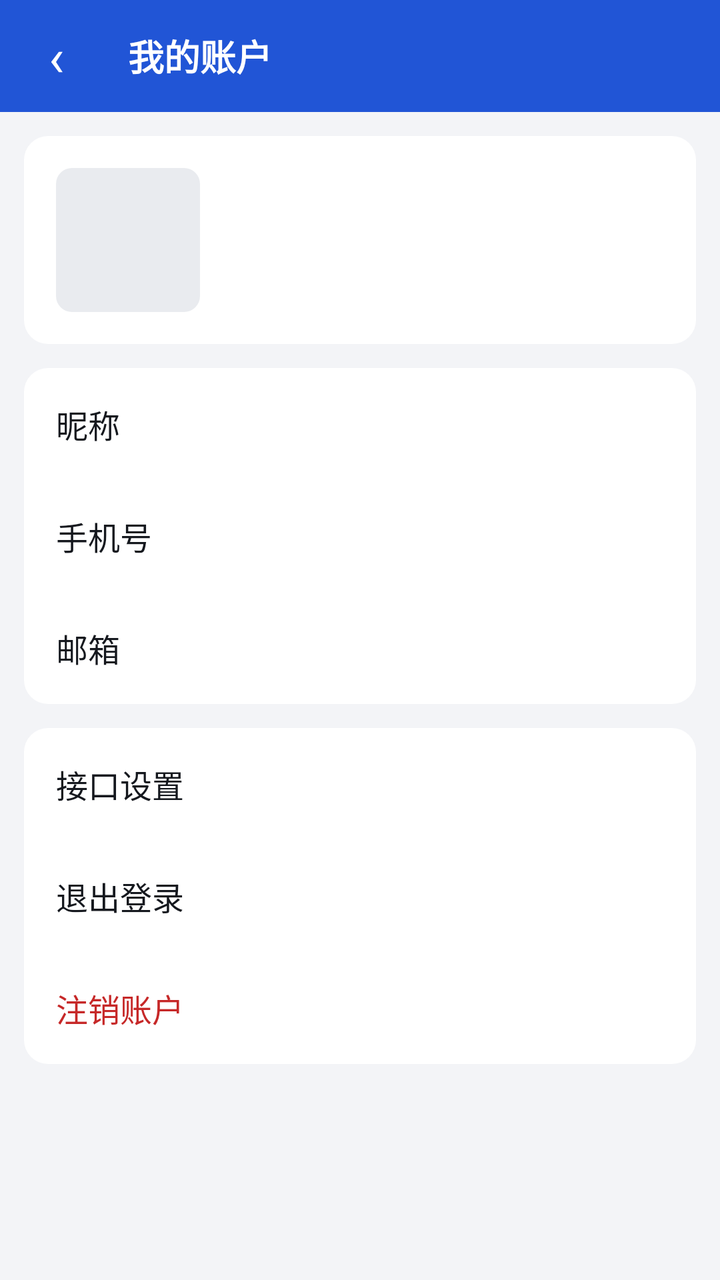
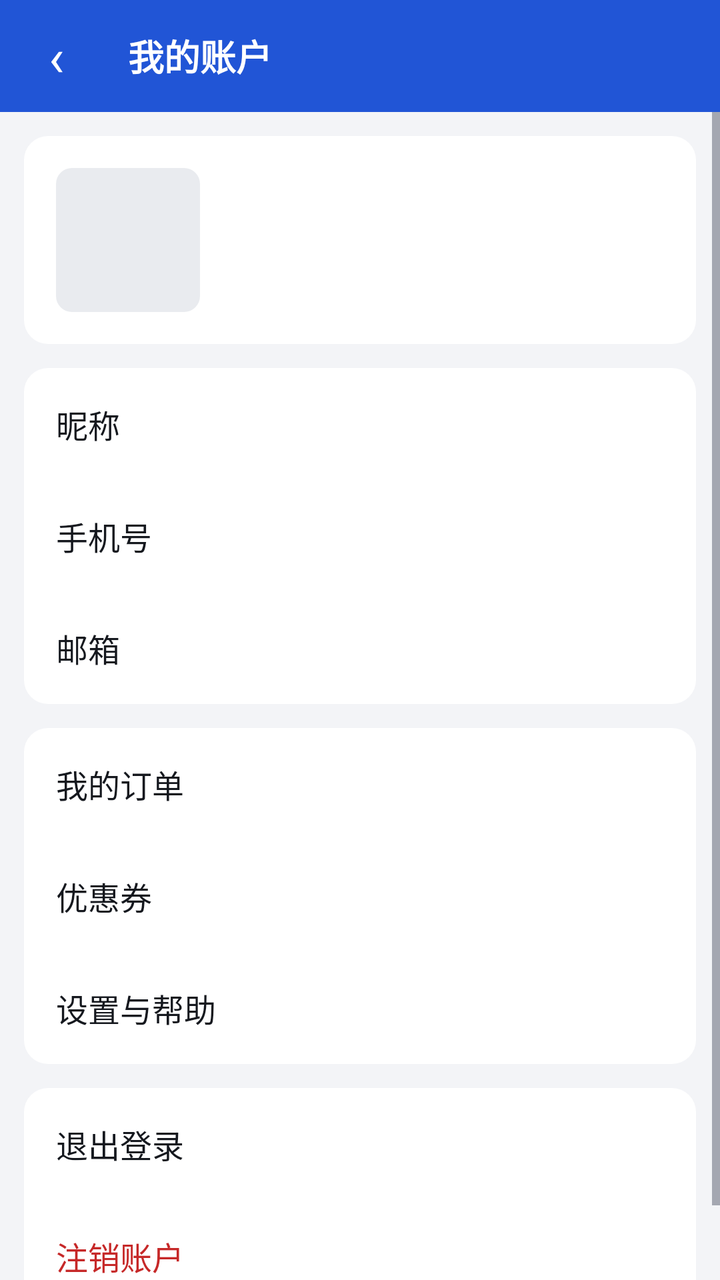

Compare the two renders of this Android layout. The source of the first and the diff that turns it into the second are given below.
<!-- AndroidManifest.xml: application theme Theme.BlinkShop -->
<!-- res/layout/activity_account.xml -->
<?xml version="1.0" encoding="utf-8"?>
<LinearLayout xmlns:android="http://schemas.android.com/apk/res/android"
    android:layout_width="match_parent"
    android:layout_height="match_parent"
    android:orientation="vertical">

    <LinearLayout style="@style/TopBar">

        <TextView
            android:id="@+id/back_button"
            style="@style/TopBarButton"
            android:contentDescription="@string/back"
            android:text="‹"
            android:textSize="26sp" />

        <TextView
            style="@style/TopBarTitle"
            android:accessibilityHeading="true"
            android:text="我的账户" />
    </LinearLayout>

    <ScrollView
        android:layout_width="match_parent"
        android:layout_height="0dp"
        android:layout_weight="1">

        <LinearLayout
            android:layout_width="match_parent"
            android:layout_height="wrap_content"
            android:orientation="vertical"
            android:paddingStart="12dp"
            android:paddingEnd="12dp"
            android:paddingBottom="24dp">

            <LinearLayout
                style="@style/Card"
                android:gravity="center_vertical"
                android:orientation="horizontal">

                <FrameLayout
                    android:id="@+id/avatar_button"
                    android:layout_width="72dp"
                    android:layout_height="72dp"
                    android:background="@drawable/bg_image"
                    android:contentDescription="更换头像"
                    android:focusable="true"
                    android:foreground="?android:attr/selectableItemBackground">

                    <TextView
                        android:id="@+id/avatar_initial"
                        android:layout_width="match_parent"
                        android:layout_height="match_parent"
                        android:gravity="center"
                        android:importantForAccessibility="no"
                        android:textColor="@color/brand"
                        android:textSize="28sp"
                        android:textStyle="bold" />

                    <ImageView
                        android:id="@+id/avatar"
                        android:layout_width="match_parent"
                        android:layout_height="match_parent"
                        android:importantForAccessibility="no"
                        android:scaleType="centerCrop" />

                    <ProgressBar
                        android:id="@+id/avatar_progress"
                        android:layout_width="32dp"
                        android:layout_height="32dp"
                        android:layout_gravity="center"
                        android:visibility="gone" />
                </FrameLayout>

                <LinearLayout
                    android:layout_width="0dp"
                    android:layout_height="wrap_content"
                    android:layout_marginStart="16dp"
                    android:layout_weight="1"
                    android:orientation="vertical">

                    <TextView
                        android:id="@+id/account_name"
                        android:layout_width="match_parent"
                        android:layout_height="wrap_content"
                        android:ellipsize="end"
                        android:maxLines="2"
                        android:textColor="@color/text_primary"
                        android:textSize="20sp"
                        android:textStyle="bold" />

                    <TextView
                        android:id="@+id/account_username"
                        android:layout_width="match_parent"
                        android:layout_height="wrap_content"
                        android:layout_marginTop="4dp"
                        android:textColor="@color/text_secondary"
                        android:textSize="14sp" />
                </LinearLayout>
            </LinearLayout>

            <TextView
                android:id="@+id/account_status"
                android:layout_width="match_parent"
                android:layout_height="wrap_content"
                android:layout_marginTop="12dp"
                android:background="@drawable/bg_warning"
                android:padding="12dp"
                android:textColor="@color/warning_text"
                android:textSize="14sp"
                android:visibility="gone" />

            <LinearLayout
                style="@style/Card"
                android:padding="0dp">

                <LinearLayout
                    android:id="@+id/row_nickname"
                    style="@style/Row">

                    <TextView
                        android:layout_width="wrap_content"
                        android:layout_height="wrap_content"
                        android:text="昵称"
                        android:textColor="@color/text_primary"
                        android:textSize="16sp" />

                    <TextView
                        android:id="@+id/value_nickname"
                        android:layout_width="0dp"
                        android:layout_height="wrap_content"
                        android:layout_marginStart="16dp"
                        android:layout_weight="1"
                        android:ellipsize="end"
                        android:gravity="end"
                        android:maxLines="1"
                        android:textColor="@color/text_secondary"
                        android:textSize="15sp" />
                </LinearLayout>

                <LinearLayout
                    android:id="@+id/row_phone"
                    style="@style/Row">

                    <TextView
                        android:layout_width="wrap_content"
                        android:layout_height="wrap_content"
                        android:text="手机号"
                        android:textColor="@color/text_primary"
                        android:textSize="16sp" />

                    <TextView
                        android:id="@+id/value_phone"
                        android:layout_width="0dp"
                        android:layout_height="wrap_content"
                        android:layout_marginStart="16dp"
                        android:layout_weight="1"
                        android:gravity="end"
                        android:maxLines="1"
                        android:textColor="@color/text_secondary"
                        android:textSize="15sp" />
                </LinearLayout>

                <LinearLayout
                    android:id="@+id/row_email"
                    style="@style/Row">

                    <TextView
                        android:layout_width="wrap_content"
                        android:layout_height="wrap_content"
                        android:text="邮箱"
                        android:textColor="@color/text_primary"
                        android:textSize="16sp" />

                    <TextView
                        android:id="@+id/value_email"
                        android:layout_width="0dp"
                        android:layout_height="wrap_content"
                        android:layout_marginStart="16dp"
                        android:layout_weight="1"
                        android:ellipsize="middle"
                        android:gravity="end"
                        android:maxLines="1"
                        android:textColor="@color/text_secondary"
                        android:textSize="15sp" />
                </LinearLayout>
            </LinearLayout>

            <LinearLayout
                style="@style/Card"
                android:padding="0dp">

                <TextView
                    android:id="@+id/row_api_settings"
                    style="@style/Row"
                    android:text="@string/api_settings"
                    android:textColor="@color/text_primary"
                    android:textSize="16sp" />

                <TextView
                    android:id="@+id/row_logout"
                    style="@style/Row"
                    android:text="退出登录"
                    android:textColor="@color/text_primary"
                    android:textSize="16sp" />

                <TextView
                    android:id="@+id/row_delete"
                    style="@style/Row"
                    android:text="注销账户"
                    android:textColor="@color/danger"
                    android:textSize="16sp" />
            </LinearLayout>
        </LinearLayout>
    </ScrollView>
</LinearLayout>
<!-- resources referenced by this layout -->
<resources>
  <color name="brand">#2155D6</color>
  <color name="danger">#C62828</color>
  <color name="text_primary">#15181E</color>
  <color name="text_secondary">#5B6270</color>
  <color name="warning_text">#8A4B00</color>
  <!-- drawable bg_image (drawable) -->
  <?xml version="1.0" encoding="utf-8"?>
  <shape xmlns:android="http://schemas.android.com/apk/res/android" android:shape="rectangle">
      <solid android:color="@color/image_placeholder" />
      <corners android:radius="8dp" />
  </shape>
  <!-- drawable bg_warning (drawable) -->
  <?xml version="1.0" encoding="utf-8"?>
  <shape xmlns:android="http://schemas.android.com/apk/res/android" android:shape="rectangle">
      <solid android:color="@color/warning_bg" />
      <corners android:radius="8dp" />
  </shape>
  <string name="api_settings">接口设置</string>
  <string name="back">返回</string>
  <style name="Card">
          <item name="android:layout_width">match_parent</item>
          <item name="android:layout_height">wrap_content</item>
          <item name="android:background">@drawable/bg_card</item>
          <item name="android:padding">16dp</item>
          <item name="android:layout_marginTop">12dp</item>
          <item name="android:orientation">vertical</item>
      </style>
  <style name="Row">
          <item name="android:layout_width">match_parent</item>
          <item name="android:layout_height">wrap_content</item>
          <item name="android:minHeight">56dp</item>
          <item name="android:gravity">center_vertical</item>
          <item name="android:orientation">horizontal</item>
          <item name="android:paddingStart">16dp</item>
          <item name="android:paddingEnd">16dp</item>
          <item name="android:background">?android:attr/selectableItemBackground</item>
      </style>
  <style name="TopBar">
          <item name="android:layout_width">match_parent</item>
          <item name="android:layout_height">56dp</item>
          <item name="android:background">@color/brand</item>
          <item name="android:gravity">center_vertical</item>
          <item name="android:orientation">horizontal</item>
          <item name="android:paddingStart">4dp</item>
          <item name="android:paddingEnd">8dp</item>
      </style>
  <style name="TopBarTitle">
          <item name="android:layout_width">0dp</item>
          <item name="android:layout_height">wrap_content</item>
          <item name="android:layout_weight">1</item>
          <item name="android:paddingStart">12dp</item>
          <item name="android:textColor">#FFFFFF</item>
          <item name="android:textSize">18sp</item>
          <item name="android:textStyle">bold</item>
          <item name="android:maxLines">1</item>
          <item name="android:ellipsize">end</item>
      </style>
  <style name="Theme.BlinkShop" parent="android:Theme.Material.Light.NoActionBar">
          <item name="android:colorPrimary">@color/brand</item>
          <item name="android:colorPrimaryDark">@color/brand</item>
          <item name="android:colorAccent">@color/brand</item>
          <item name="android:windowBackground">@color/page_bg</item>
          <item name="android:statusBarColor">@color/brand</item>
          <item name="android:textColorPrimary">@color/text_primary</item>
          <item name="android:textColorSecondary">@color/text_secondary</item>
      </style>
  <color name="image_placeholder">#E9EBEF</color>
  <color name="warning_bg">#FFF4E0</color>
  <!-- drawable bg_card (drawable) -->
  <?xml version="1.0" encoding="utf-8"?>
  <shape xmlns:android="http://schemas.android.com/apk/res/android" android:shape="rectangle">
      <solid android:color="@color/card_bg" />
      <corners android:radius="@dimen/card_radius" />
  </shape>
  <dimen name="touch_target">48dp</dimen>
  <color name="page_bg">#F3F4F7</color>
  <color name="card_bg">#FFFFFF</color>
  <dimen name="card_radius">12dp</dimen>
  <!-- unchanged entries left out for length: 1 -->
</resources>

<!-- the commit's change to res/layout/activity_account.xml (unified diff, before → after) -->
@@ -190,11 +190,30 @@
                 android:padding="0dp">
 
                 <TextView
-                    android:id="@+id/row_api_settings"
-                    style="@style/Row"
-                    android:text="@string/api_settings"
-                    android:textColor="@color/text_primary"
-                    android:textSize="16sp" />
+                    android:id="@+id/row_orders"
+                    style="@style/Row"
+                    android:text="我的订单"
+                    android:textColor="@color/text_primary"
+                    android:textSize="16sp" />
+
+                <TextView
+                    android:id="@+id/row_coupons"
+                    style="@style/Row"
+                    android:text="优惠券"
+                    android:textColor="@color/text_primary"
+                    android:textSize="16sp" />
+
+                <TextView
+                    android:id="@+id/row_settings"
+                    style="@style/Row"
+                    android:text="设置与帮助"
+                    android:textColor="@color/text_primary"
+                    android:textSize="16sp" />
+            </LinearLayout>
+
+            <LinearLayout
+                style="@style/Card"
+                android:padding="0dp">
 
                 <TextView
                     android:id="@+id/row_logout"
<!-- resource entries referenced after the edit -->
@@ -17,7 +17,6 @@
       <solid android:color="@color/warning_bg" />
       <corners android:radius="8dp" />
   </shape>
-  <string name="api_settings">接口设置</string>
   <string name="back">返回</string>
   <style name="Card">
           <item name="android:layout_width">match_parent</item>
